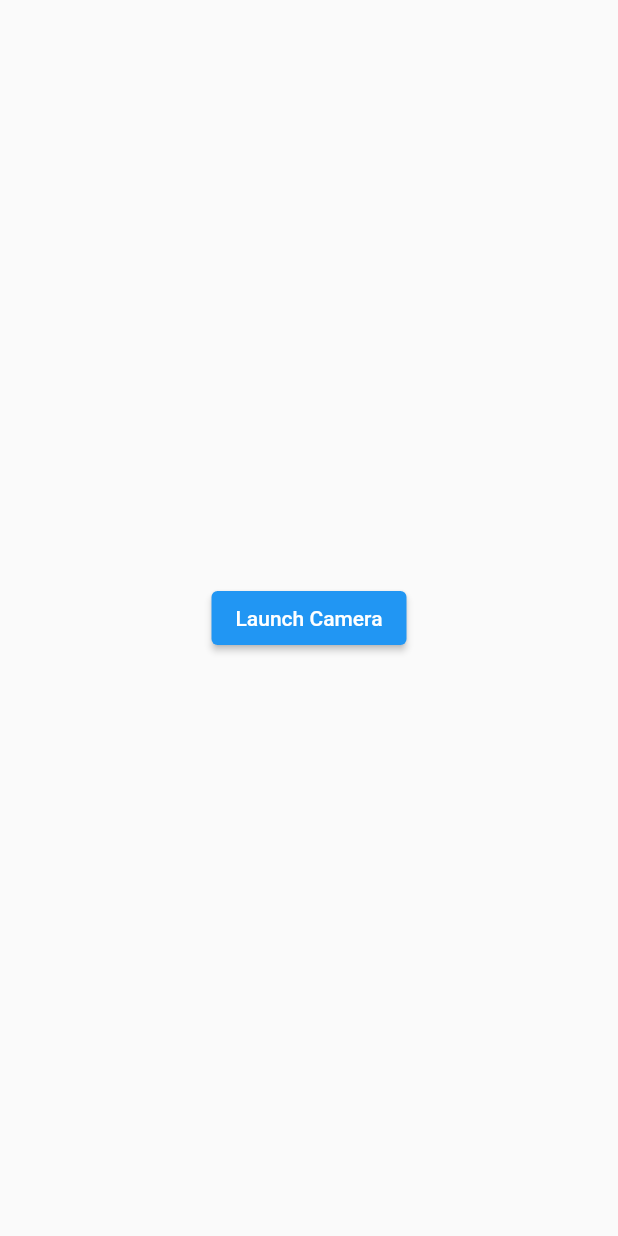
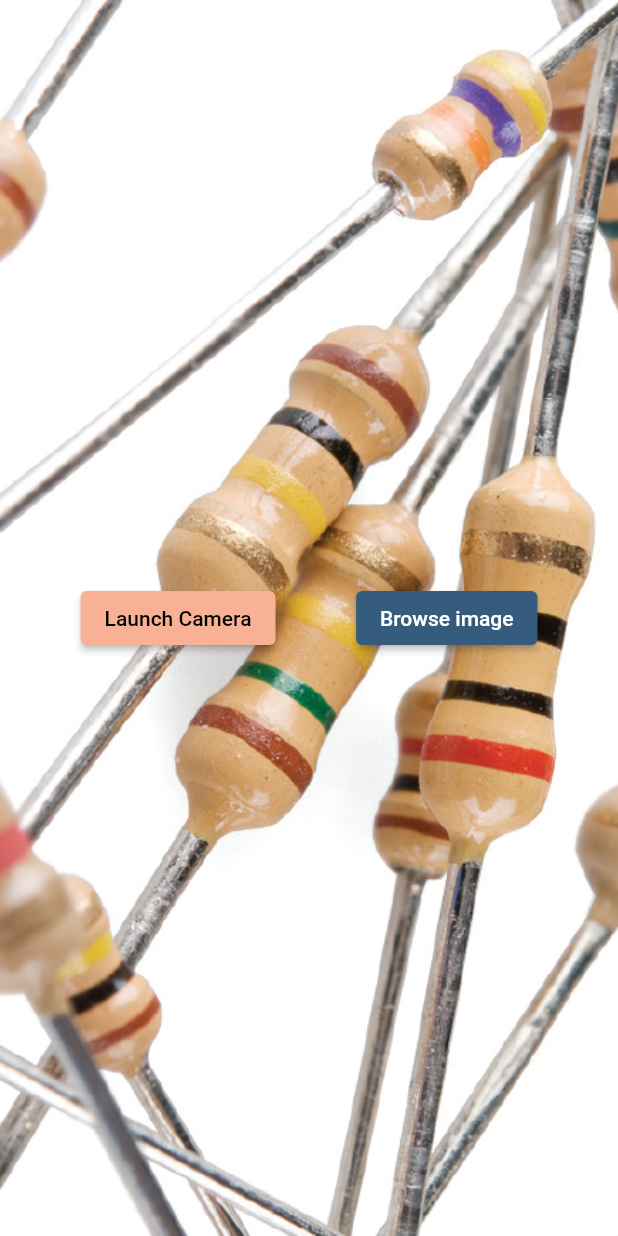
Before and after one commit to Timotheos96/resistor-scanner, a Flutter app: the screen it shows after launch, on a phone screen of 412 x 824 dp. Run offline on Flutter 3.47's test engine with Material 2 defaults, Android fonts, the light colour scheme and no system bars; our stand-ins replace camera.

Commit message:
added camera

```diff
--- a/lib/home_page.dart
+++ b/lib/home_page.dart
@@ -9,8 +9,20 @@ class HomePage extends StatelessWidget {
   @override
   Widget build(BuildContext context) {
     return Scaffold(
-      body: Center(
-        child: ElevatedButton(
+      body: DecoratedBox(
+        position: DecorationPosition.background,
+        decoration: new BoxDecoration(
+            image: new DecorationImage(
+                image: new AssetImage("assets/images/bgImageRes.png"),
+                fit: BoxFit.cover)),
+        child: Center(
+          child: Row(
+            mainAxisAlignment: MainAxisAlignment.spaceEvenly,
+            children: [
+              ElevatedButton(
+                style: ButtonStyle(
+                    backgroundColor:
+                        MaterialStateProperty.all(Color(0xFFf8b195))),
                 onPressed: () async {
                   await availableCameras().then(
                     (value) => Navigator.push(
@@ -23,7 +35,23 @@ class HomePage extends StatelessWidget {
                     ),
                   );
                 },
-          child: const Text('Launch Camera'),
+                child: const Text(
+                  'Launch Camera',
+                  style: TextStyle(color: Colors.black),
+                ),
+              ),
+              ElevatedButton(
+                style: ButtonStyle(
+                    backgroundColor:
+                        MaterialStateProperty.all(Color(0xFF355c7d))),
+                onPressed: () async {},
+                child: const Text(
+                  'Browse image',
+                  style: TextStyle(color: Colors.white),
+                ),
+              ),
+            ],
+          ),
         ),
       ),
     );
--- a/lib/main.dart
+++ b/lib/main.dart
@@ -13,6 +13,7 @@ class MyApp extends StatelessWidget {
   @override
   Widget build(BuildContext context) {
     return const MaterialApp(
+      debugShowCheckedModeBanner: false,
       home: HomePage(),
     );
   }
--- a/pubspec.yaml
+++ b/pubspec.yaml
@@ -61,8 +61,9 @@ flutter:
   uses-material-design: true
 
   # To add assets to your application, add an assets section, like this:
-  # assets:
-  #   - images/a_dot_burr.jpeg
+  assets:
+    - assets/images/
+
   #   - images/a_dot_ham.jpeg
 
   # An image asset can refer to one or more resolution-specific "variants", see
```
Also changed, not shown: lib/camera_page.dart (+11 -8 lines), assets/images/bgImageRes.png (added), pubspec.lock. Lines whose indentation alone changed are shown as unchanged.
